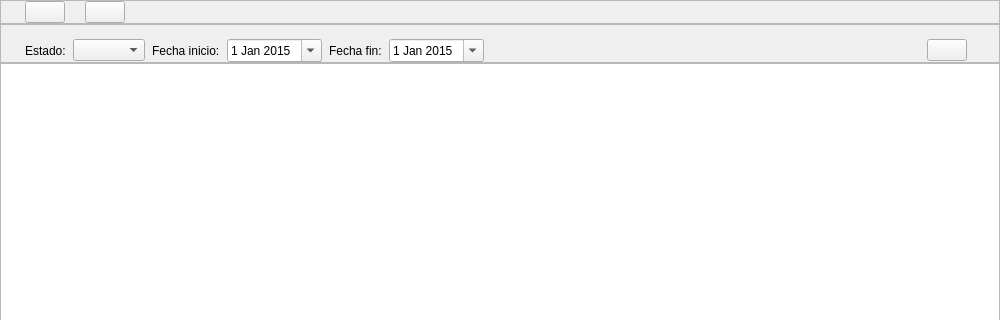
First picture: the form in src/presentation/inventory/inventoryview.ui, repository ShibaK7/seminuevos, before the edit; both pictures show x 0 to 1000 and y 0 to 320 of the 1000 by 700 pixel window.
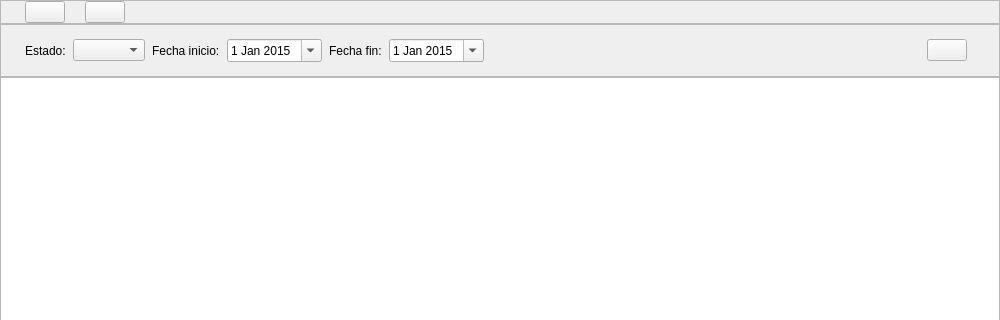
Second picture: the form after the edit. Custom widgets are drawn as their Qt base class.

Commit message: Fix cut labels and add floating shadow effect to vechicle cards

Patch:
```diff
--- a/src/presentation/inventory/inventoryview.ui
+++ b/src/presentation/inventory/inventoryview.ui
@@ -114,7 +114,7 @@
        <number>32</number>
       </property>
       <property name="bottomMargin">
-       <number>0</number>
+       <number>14</number>
       </property>
       <item>
        <widget class="QLabel" name="label_2">
```
Left out of the diff: 4 changed lines with no effect on the pictures. The commit also changes 3 other files.
